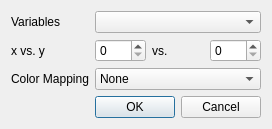
This is GUI/Analysis/plotmakerdialog.ui in VespucciProject/Vespucci as Qt 5 draws it before an edit. The edited form follows.
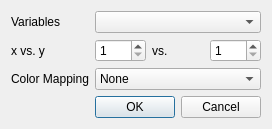
This is the edited form.

Patch:
```diff
--- a/GUI/Analysis/plotmakerdialog.ui
+++ b/GUI/Analysis/plotmakerdialog.ui
@@ -34,7 +34,11 @@
    <item row="1" column="1">
     <layout class="QHBoxLayout" name="horizontalLayout">
      <item>
-      <widget class="QSpinBox" name="xSpinBox"/>
+      <widget class="QSpinBox" name="xSpinBox">
+       <property name="minimum">
+        <number>1</number>
+       </property>
+      </widget>
      </item>
      <item>
       <widget class="QLabel" name="label_3">
@@ -44,7 +48,14 @@
       </widget>
      </item>
      <item>
-      <widget class="QSpinBox" name="ySpinBox"/>
+      <widget class="QSpinBox" name="ySpinBox">
+       <property name="minimum">
+        <number>1</number>
+       </property>
+       <property name="value">
+        <number>1</number>
+       </property>
+      </widget>
      </item>
     </layout>
    </item>
```
Left out of the diff: 7 changed lines with no effect on the pictures.
